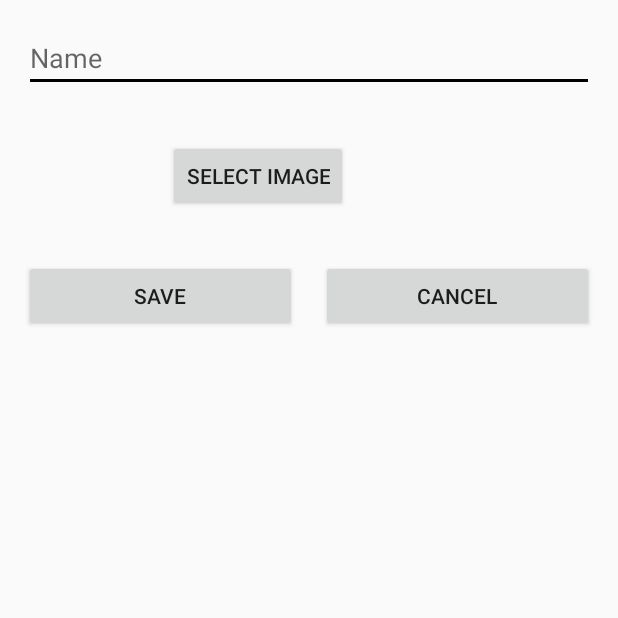
After one commit to rfire12/e-commerce, an Android app: the AddCategory screen opened directly, with no data from a screen before it, on a phone screen of 412 x 824 dp, the top half of it. The commit adds this screen. Run offline under Robolectric (Android 15) with nearby library versions, the phone set to English and light mode, and no system bars; 2 statements that could not run were skipped.

Commit message:
Creación de Interfaz de Categoría

```diff
--- a/app/build.gradle
+++ b/app/build.gradle
@@ -27,6 +27,8 @@ dependencies {
     implementation 'androidx.appcompat:appcompat:1.2.0'
     implementation 'androidx.constraintlayout:constraintlayout:2.0.4'
     implementation 'com.google.android.material:material:1.2.1'
+    implementation "androidx.recyclerview:recyclerview:1.1.0"
+    implementation 'com.squareup.retrofit2:retrofit:2.9.0'
     testImplementation 'junit:junit:4.12'
     androidTestImplementation 'androidx.test.ext:junit:1.1.2'
     androidTestImplementation 'androidx.test.espresso:espresso-core:3.3.0'
--- /dev/null
+++ b/app/src/main/java/com/example/e_commerce/Category.java
@@ -0,0 +1,4 @@
+package com.example.e_commerce;
+
+public class Category {
+}
--- /dev/null
+++ b/app/src/main/res/layout/activity_add_category.xml
@@ -0,0 +1,65 @@
+<?xml version="1.0" encoding="utf-8"?>
+<androidx.constraintlayout.widget.ConstraintLayout
+        xmlns:android="http://schemas.android.com/apk/res/android"
+        xmlns:tools="http://schemas.android.com/tools"
+        xmlns:app="http://schemas.android.com/apk/res-auto"
+        android:layout_width="match_parent"
+        android:layout_height="match_parent"
+        tools:context=".AddCategory">
+
+    <EditText
+            android:layout_width="match_parent"
+            android:layout_height="wrap_content"
+            android:hint="@string/name"
+            android:inputType="text"
+            app:layout_constraintTop_toTopOf="parent"
+            android:layout_marginTop="16dp"
+            app:layout_constraintStart_toStartOf="parent"
+            app:layout_constraintEnd_toEndOf="parent"
+            android:layout_marginEnd="16dp"
+            android:layout_marginStart="16dp"
+            android:id="@+id/editText"/>
+
+    <Button
+            android:layout_width="wrap_content"
+            android:layout_height="wrap_content"
+            android:text="@string/select_image"
+            android:id="@+id/select_img_btn"
+            app:layout_constraintTop_toTopOf="@+id/create_cat_img"
+            app:layout_constraintBottom_toBottomOf="@+id/create_cat_img"
+            app:layout_constraintStart_toEndOf="@+id/create_cat_img"
+            android:layout_marginStart="16dp"/>
+
+    <ImageView
+            android:layout_width="80dp"
+            android:layout_height="80dp"
+            app:layout_constraintTop_toBottomOf="@+id/editText"
+            app:layout_constraintStart_toStartOf="parent"
+            android:layout_marginTop="16dp"
+            android:layout_marginStart="16dp"
+            android:id="@+id/create_cat_img"/>
+
+    <Button
+            android:text="@string/save"
+            android:layout_width="0dp"
+            android:layout_height="wrap_content"
+            android:id="@+id/save_btn"
+            app:layout_constraintStart_toStartOf="parent"
+            app:layout_constraintTop_toBottomOf="@+id/create_cat_img"
+            android:layout_marginTop="16dp"
+            app:layout_constraintEnd_toStartOf="@+id/cancel_btn"
+            android:layout_marginStart="16dp"/>
+
+    <Button
+            android:text="@string/cancel"
+            android:layout_width="0dp"
+            android:layout_height="wrap_content"
+            android:id="@+id/cancel_btn"
+            app:layout_constraintEnd_toEndOf="parent"
+            app:layout_constraintTop_toBottomOf="@+id/create_cat_img"
+            android:layout_marginTop="16dp"
+            android:layout_marginEnd="16dp"
+            android:layout_marginStart="16dp"
+            app:layout_constraintStart_toEndOf="@+id/save_btn"/>
+
+</androidx.constraintlayout.widget.ConstraintLayout>
--- a/app/src/main/res/values/strings.xml
+++ b/app/src/main/res/values/strings.xml
@@ -15,5 +15,9 @@
     <string name="login_now">Login Now</string>
     <string name="nav_open">Nav Open</string>
     <string name="nav_close">Nav Close</string>
+    <string name="name">Name</string>
+    <string name="select_image">Select Image</string>
+    <string name="save">Save</string>
+    <string name="cancel">Cancel</string>
 
 </resources>
```
Also changed, not shown: app/src/main/AndroidManifest.xml (+12 -7 lines), app/src/main/java/com/example/e_commerce/AddCategory.java (added, +81 -0 lines), app/src/main/java/com/example/e_commerce/CategoryActivity.java (added, +22 -0 lines), app/src/main/res/layout/activity_category.xml (added, +28 -0 lines), app/src/main/res/layout/category_item.xml (added, +28 -0 lines).
